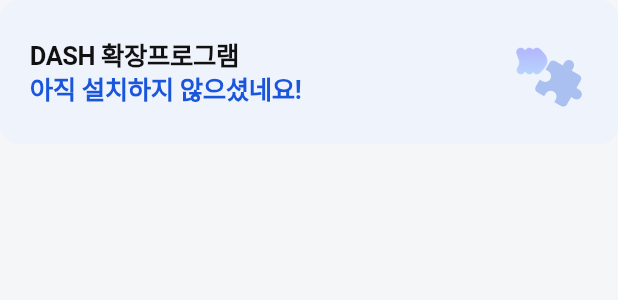
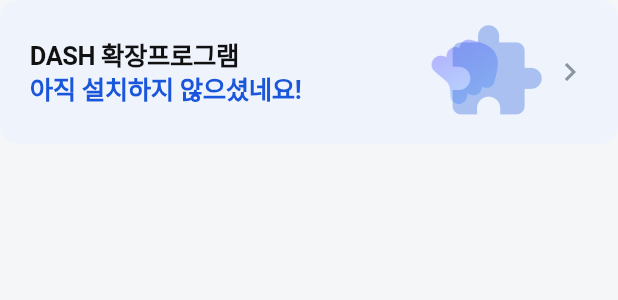
Before and after one commit to roddbstn/Dash-, a Flutter app: the _ExtensionBanner widget shown alone on an empty page, opened directly with empty values, on a phone screen of 412 x 824 dp. Shown: the top 300 px of the screen. Run offline on Flutter 3.47's test engine with Material 3 defaults, Android fonts, the phone set to English and light mode, and no system bars; our stand-ins replace app_links, firebase_analytics, firebase_auth, firebase_core, firebase_crashlytics, firebase_messaging and 4 more; missing offline and left inert: encrypt; accounts and stored records are empty; network calls fail.

Commit message:
style(ui): update extension banner layout and remove unnecessary notification

```diff
--- a/dash_mobile/lib/screens/profile_tab.dart
+++ b/dash_mobile/lib/screens/profile_tab.dart
@@ -1,5 +1,4 @@
 import 'dart:async';
-import 'dart:math';
 import 'package:flutter/material.dart';
 import 'package:flutter/services.dart';
 import 'package:dash_mobile/theme.dart';
@@ -1188,37 +1187,37 @@
                 clipBehavior: Clip.none,
                 children: [
                   Positioned(
-                    left: 0,
-                    top: 4,
+                    left: -24,
+                    top: -6,
                     child: Opacity(
                       opacity: 0.32,
-                      child: Transform.rotate(
-                        angle: 30 * pi / 180,
-                        child: Image.asset(
-                          'assets/icons/logo_transparent.png',
-                          width: 34,
-                          height: 34,
-                        ),
+                      child: Image.asset(
+                        'assets/icons/logo_transparent.png',
+                        width: 68,
+                        height: 68,
                       ),
                     ),
                   ),
                   Positioned(
-                    right: 0,
-                    bottom: 4,
+                    left: -4,
+                    bottom: -6,
                     child: Opacity(
                       opacity: 0.32,
-                      child: Transform.rotate(
-                        angle: 30 * pi / 180,
-                        child: const Icon(
-                          Icons.extension,
-                          size: 34,
-                          color: Color(0xFF1A56DB),
-                        ),
+                      child: const Icon(
+                        Icons.extension,
+                        size: 68,
+                        color: Color(0xFF1A56DB),
                       ),
                     ),
                   ),
                 ],
               ),
+            ),
+            const SizedBox(width: 12),
+            const Icon(
+              Icons.chevron_right,
+              size: 24,
+              color: Color(0xFF8B95A1),
             ),
           ],
         ),
```
Also changed, not shown: dash_mobile/lib/extension_guide_screen.dart (+0 -26 lines).
